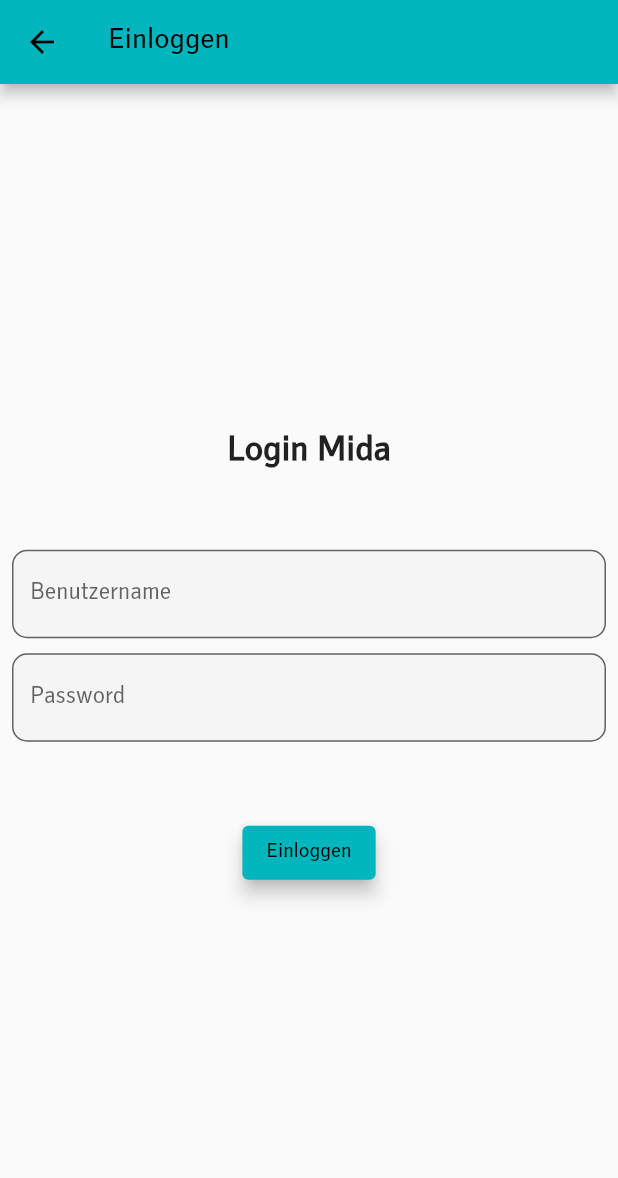
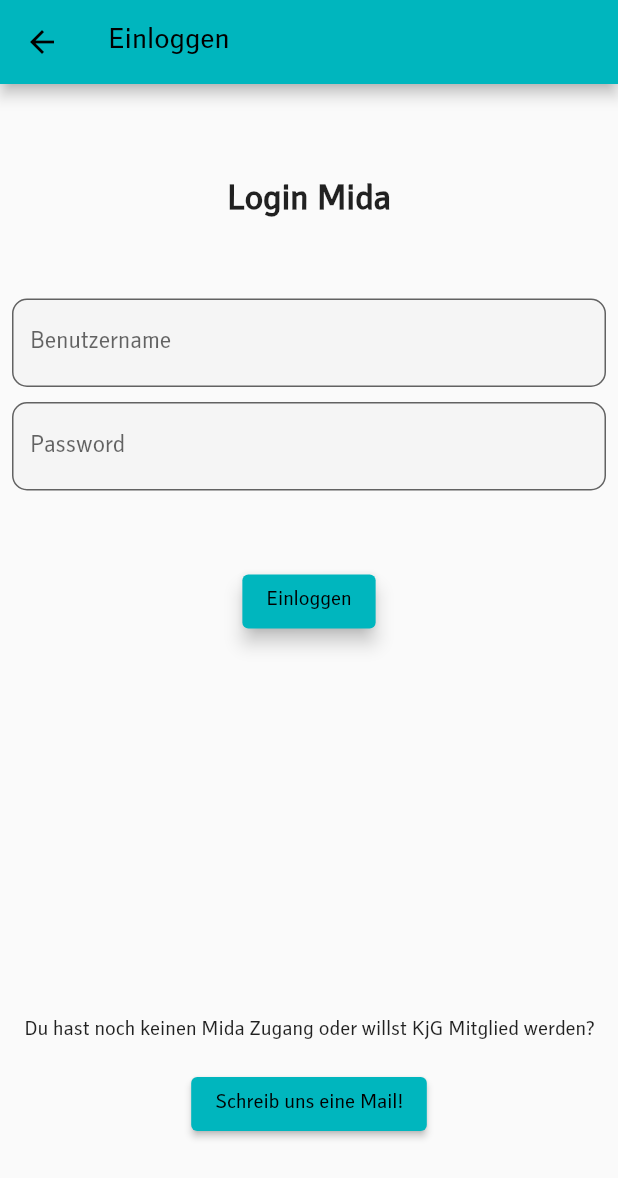
Before and after one commit to fabitb/KjG-MuF-App, a Flutter app: the screen it shows after launch, in the side drawer, after a tap on "Anmelden", on a phone screen of 412 x 824 dp. Shown: the top 1178 px of the screen. Run offline on Flutter 3.47's test engine with Material 2 defaults, Android fonts, the phone set to English and light mode, and no system bars; our stand-ins replace flutter_html, flutter_map, geocoding, latlong2, shared_preferences; missing offline and left inert: flutter_inappwebview, map_launcher; network calls fail.

Commit message:
KJG-37: added mail to info@ button for registration

```diff
--- a/lib/constants/strings.dart
+++ b/lib/constants/strings.dart
@@ -2,4 +2,5 @@ class Strings {
   static const websiteURL = "https://muenchen.kjg.de/";
   static const shopURL =
       "https://mida.kjg.de/DVMuenchenundFreising/?module=shop";
+  static const contactEmailAddress = "info@kjg-muenchen.de";
 }
--- a/lib/ui/screens/login_screen.dart
+++ b/lib/ui/screens/login_screen.dart
@@ -1,5 +1,6 @@
 import 'package:flutter/material.dart';
 import 'package:kjg_muf_app/backend/mida_service.dart';
+import 'package:kjg_muf_app/constants/strings.dart';
 import 'package:provider/provider.dart';
 
 import '../../viewmodels/main.viewmodel.dart';
@@ -23,14 +24,14 @@ class LoginScreen extends StatelessWidget {
       create: (_) => MainViewModel(),
       child: Consumer<MainViewModel>(builder: (_, model, __) {
         return Scaffold(
+          resizeToAvoidBottomInset: false,
           appBar: AppBar(
             title: const Text("Einloggen"),
           ),
           body: Center(
-            // Center is a layout widget. It takes a single child and positions it
-            // in the middle of the parent.
             child: Padding(
-                padding: const EdgeInsets.all(8.0),
+                padding:
+                    const EdgeInsets.symmetric(horizontal: 8.0, vertical: 64.0),
                 child: !model.isLoggedIn
                     ? Column(
                         mainAxisAlignment: MainAxisAlignment.center,
@@ -71,7 +72,19 @@ class LoginScreen extends StatelessWidget {
                                   style: ElevatedButton.styleFrom(elevation: 5),
                                   child: const Text("Einloggen"),
                                 )
-                              : const Center(child: CircularProgressIndicator())
+                              : const Center(
+                                  child: CircularProgressIndicator()),
+                          const Expanded(
+                              child: Align(
+                                  alignment: Alignment.bottomCenter,
+                                  child: Text(
+                                      "Du hast noch keinen Mida Zugang oder willst KjG Mitglied werden?",
+                                      textAlign: TextAlign.center))),
+                          const SizedBox(height: 16),
+                          ElevatedButton(
+                              onPressed: () => model.openUrl(
+                                  "mailto:${Strings.contactEmailAddress}"),
+                              child: const Text("Schreib uns eine Mail!"))
                         ],
                       )
                     : Text("Du bist eingeloggt ${model.nameCache}")),
--- a/lib/viewmodels/main.viewmodel.dart
+++ b/lib/viewmodels/main.viewmodel.dart
@@ -1,6 +1,7 @@
 import 'package:flutter/material.dart';
 import 'package:kjg_muf_app/backend/mida_service.dart';
 import 'package:kjg_muf_app/utils/shared_prefs.dart';
+import 'package:url_launcher/url_launcher.dart';
 
 class MainViewModel extends ChangeNotifier {
   bool _loading = false;
@@ -43,4 +44,12 @@ class MainViewModel extends ChangeNotifier {
     notifyListeners();
     setLoading(false);
   }
+
+  Future<void> openUrl(String url) async {
+    if (await canLaunchUrl(Uri.parse(url))) {
+      await launchUrl(Uri.parse(url));
+    } else {
+      throw 'Could not launch $url';
+    }
+  }
 }
```
